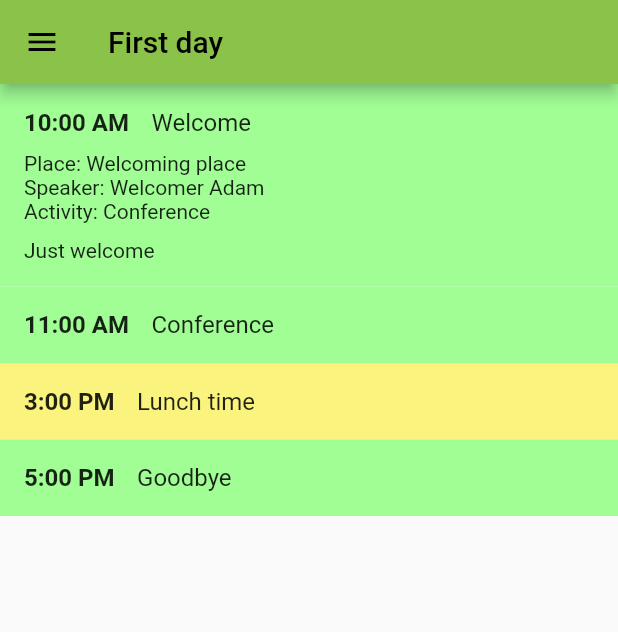
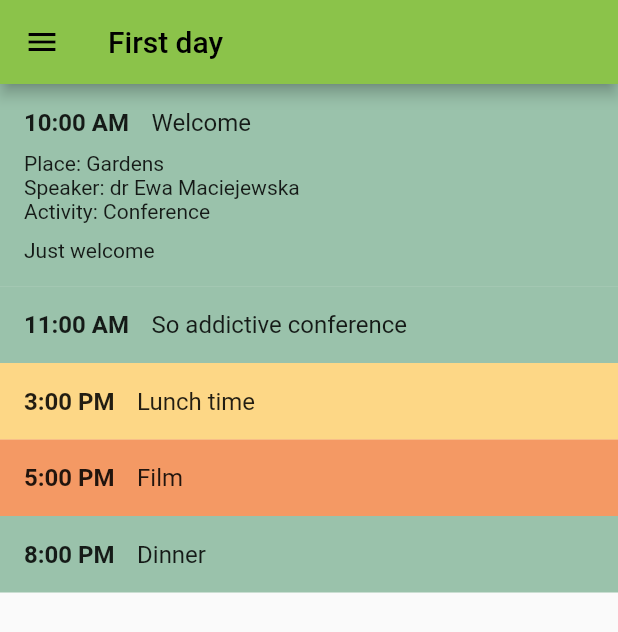
Before and after one commit to kubaurban/EventGuideApp, a Flutter app: the Agenda screen opened by its route, after a tap on an icon or button, on a phone screen of 412 x 824 dp. Shown: the top 632 px of the screen. Run offline on Flutter 3.47's test engine with Material 2 defaults, Android fonts, the light colour scheme and no system bars; our stand-ins replace cloud_firestore, firebase_auth, firebase_core, flutter_bloc; accounts and stored records are empty; network calls fail.

Commit message:
fill agenda for other days

```diff
--- a/lib/agenda/agenda-item-tile/agenda-item-tile.dart
+++ b/lib/agenda/agenda-item-tile/agenda-item-tile.dart
@@ -44,7 +44,8 @@ class _AgendaItemTileState extends State<AgendaItemTile> {
                 ),
                 const SizedBox(height: 10),
                 Text('Place: ${widget.item.place}'),
-                Text('Speaker: ${widget.item.speaker}'),
+                if (widget.item.speaker != null)
+                  Text('Speaker: ${widget.item.speaker}'),
                 Text('Activity: ${widget.item.activity.description}'),
                 const SizedBox(height: 10),
                 Text(widget.item.description),
--- a/lib/data/activity.dart
+++ b/lib/data/activity.dart
@@ -1,11 +1,11 @@
 import 'dart:ui';
 
 enum Activity {
-  conference('Conference', Color.fromARGB(210, 142, 255, 127)),
-  movement('Movement', Color.fromARGB(166, 255, 60, 17)),
-  eating('Eating', Color.fromARGB(125, 250, 237, 0)),
-  groups('Groups', Color.fromARGB(210, 0, 183, 250)),
-  event('Event', Color.fromARGB(210, 237, 0, 250));
+  conference('Conference', Color.fromARGB(99, 4, 105, 46)),
+  movement('Movement', Color.fromARGB(160, 219, 46, 7)),
+  eating('Eating', Color.fromARGB(173, 255, 199, 79)),
+  groups('Groups', Color.fromARGB(176, 51, 168, 211)),
+  event('Event', Color.fromARGB(169, 241, 104, 24));
 
   final String description;
   final Color color;
--- a/lib/data/agenda-item.dart
+++ b/lib/data/agenda-item.dart
@@ -6,19 +6,17 @@ class AgendaItem {
     required this.startTime,
     required this.name,
     required this.description,
-    required this.speaker,
     required this.place,
     required this.activity,
+    this.speaker,
     this.endTime,
-    this.displayEndTime = false,
   });
 
   final TimeOfDay startTime;
   final TimeOfDay? endTime;
   final String name;
   final String description;
-  final String speaker;
+  final String? speaker;
   final String place;
   final Activity activity;
-  final bool displayEndTime;
 }
--- a/lib/data/agenda/first-day.dart
+++ b/lib/data/agenda/first-day.dart
@@ -7,32 +7,37 @@ const List<AgendaItem> firstDay = [
     startTime: TimeOfDay(hour: 10, minute: 00),
     name: 'Welcome',
     description: 'Just welcome',
-    speaker: 'Welcomer Adam',
-    place: 'Welcoming place',
+    speaker: 'dr Ewa Maciejewska',
+    place: 'Gardens',
     activity: Activity.conference,
   ),
   AgendaItem(
     startTime: TimeOfDay(hour: 11, minute: 00),
-    name: 'Conference',
-    description: 'Just Conference',
-    speaker: 'Conference Adam',
-    place: 'Conferencing place',
+    name: 'So addictive conference',
+    description: 'some + tough + stuff',
+    speaker: 'inż Adam Nowak',
+    place: 'Conference hall',
     activity: Activity.conference,
   ),
   AgendaItem(
     startTime: TimeOfDay(hour: 15, minute: 00),
     name: 'Lunch time',
-    description: 'Just Lunch',
-    speaker: 'Lunch Adam',
-    place: 'Lunch place',
+    description: 'Schabowy + ziemniaki + surówka',
+    place: 'Main hall',
     activity: Activity.eating,
   ),
   AgendaItem(
     startTime: TimeOfDay(hour: 17, minute: 00),
-    name: 'Goodbye',
-    description: 'Just Goodbye',
-    speaker: 'Goodbye Adam',
-    place: 'Goodbye place',
+    name: 'Film',
+    description: 'Titanic',
+    place: 'Theater',
+    activity: Activity.event,
+  ),
+  AgendaItem(
+    startTime: TimeOfDay(hour: 20, minute: 00),
+    name: 'Dinner',
+    description: 'Tosty',
+    place: 'Main hall',
     activity: Activity.conference,
   ),
 ];
--- /dev/null
+++ b/lib/data/agenda/second-day.dart
@@ -0,0 +1,50 @@
+import 'package:flutter/material.dart';
+
+import '../activity.dart';
+import '../agenda-item.dart';
+
+const List<AgendaItem> secondDay = [
+  AgendaItem(
+    startTime: TimeOfDay(hour: 8, minute: 30),
+    name: 'Warm-up',
+    description: 'Kto rano wstaje temu Pan Bóg daje',
+    place: 'Gardens',
+    activity: Activity.movement,
+  ),
+  AgendaItem(
+    startTime: TimeOfDay(hour: 9, minute: 00),
+    name: 'Breakfast',
+    description: 'Omlet ze świeżymi owocami',
+    place: 'Main hall',
+    activity: Activity.eating,
+  ),
+  AgendaItem(
+    startTime: TimeOfDay(hour: 10, minute: 00),
+    name: 'Very interesting conference',
+    description: 'very + interesting + things',
+    speaker: 'mgr inż Janusz Rosół',
+    place: 'Conference hall',
+    activity: Activity.conference,
+  ),
+  AgendaItem(
+    startTime: TimeOfDay(hour: 14, minute: 00),
+    name: 'Lunch time',
+    description: 'Ryba pieczona + frytki',
+    place: 'Main hall',
+    activity: Activity.eating,
+  ),
+  AgendaItem(
+    startTime: TimeOfDay(hour: 18, minute: 00),
+    name: 'Mini-golf',
+    description: 'Konkurs o puchar eventu',
+    place: 'Goodbye place',
+    activity: Activity.event,
+  ),
+  AgendaItem(
+    startTime: TimeOfDay(hour: 20, minute: 30),
+    name: 'Dinner',
+    description: 'Szwedzki stół',
+    place: 'Main hall',
+    activity: Activity.eating,
+  ),
+];
--- /dev/null
+++ b/lib/data/agenda/third-day.dart
@@ -0,0 +1,59 @@
+import 'package:flutter/material.dart';
+
+import '../activity.dart';
+import '../agenda-item.dart';
+
+const List<AgendaItem> thirdDay = [
+  AgendaItem(
+    startTime: TimeOfDay(hour: 8, minute: 00),
+    name: 'Warm-up',
+    description: 'Kto rano wstaje temu Pan Bóg daje',
+    place: 'Gardens',
+    activity: Activity.movement,
+  ),
+  AgendaItem(
+    startTime: TimeOfDay(hour: 8, minute: 30),
+    name: 'Breakfast',
+    description: 'Szwedzki stół',
+    place: 'Main hall',
+    activity: Activity.eating,
+  ),
+  AgendaItem(
+    startTime: TimeOfDay(hour: 9, minute: 30),
+    name: 'Conference',
+    description: 'Just to good to be true...',
+    speaker: 'prof dr hab nadzw prof uczeli Waldemar Kolendra',
+    place: 'Conference hall',
+    activity: Activity.conference,
+  ),
+  AgendaItem(
+    startTime: TimeOfDay(hour: 11, minute: 00),
+    name: 'Guest conference',
+    description: 'Exclusively for our event - The Wise Man',
+    speaker: 'The Wise Man - dr Szymon Mądry',
+    place: 'Conference hall',
+    activity: Activity.conference,
+  ),
+  AgendaItem(
+    startTime: TimeOfDay(hour: 14, minute: 00),
+    name: 'Fun with flags',
+    description: 'Integration - scavenger hunt',
+    place: 'Gardens',
+    activity: Activity.groups,
+  ),
+  AgendaItem(
+    startTime: TimeOfDay(hour: 16, minute: 00),
+    name: 'Lunch time',
+    description: 'Zupa pomidorowa + gołąbki',
+    place: 'Main hall',
+    activity: Activity.eating,
+  ),
+  AgendaItem(
+    startTime: TimeOfDay(hour: 19, minute: 00),
+    name: 'Event closing',
+    description: 'Just Goodbye',
+    speaker: 'Event team',
+    place: 'Gardens',
+    activity: Activity.conference,
+  ),
+];
--- a/lib/main.dart
+++ b/lib/main.dart
@@ -1,6 +1,8 @@
 import 'package:event_guide/agenda/agenda.dart';
 import 'package:event_guide/announcements/announcements.dart';
 import 'package:event_guide/data/agenda/first-day.dart';
+import 'package:event_guide/data/agenda/second-day.dart';
+import 'package:event_guide/data/agenda/third-day.dart';
 import 'package:event_guide/home-page.dart';
 import 'package:firebase_auth/firebase_auth.dart';
 import 'package:firebase_core/firebase_core.dart';
@@ -45,6 +47,14 @@ class AppRoot extends StatelessWidget {
                           title: 'First day',
                           items: firstDay,
                         ),
+                    '/second-day': (context) => const Agenda(
+                          title: 'Second day',
+                          items: secondDay,
+                        ),
+                    '/third-day': (context) => const Agenda(
+                          title: 'Third day',
+                          items: thirdDay,
+                        ),
                     '/announcements': (context) => const Announcements(),
                   },
                 ),
--- a/lib/nav-bar/nav-bar.dart
+++ b/lib/nav-bar/nav-bar.dart
@@ -23,11 +23,11 @@ class NavBar extends StatelessWidget {
           ),
           NavBarItem(
             content: 'Second day',
-            onClick: () => Navigator.pushNamed(context, '/first-day'),
+            onClick: () => Navigator.pushNamed(context, '/second-day'),
           ),
           NavBarItem(
             content: 'Third day',
-            onClick: () => Navigator.pushNamed(context, '/first-day'),
+            onClick: () => Navigator.pushNamed(context, '/third-day'),
           ),
           if (context.read<AuthCubit>().authService.isSignedIn) ...[
             NavBarItem(
```
